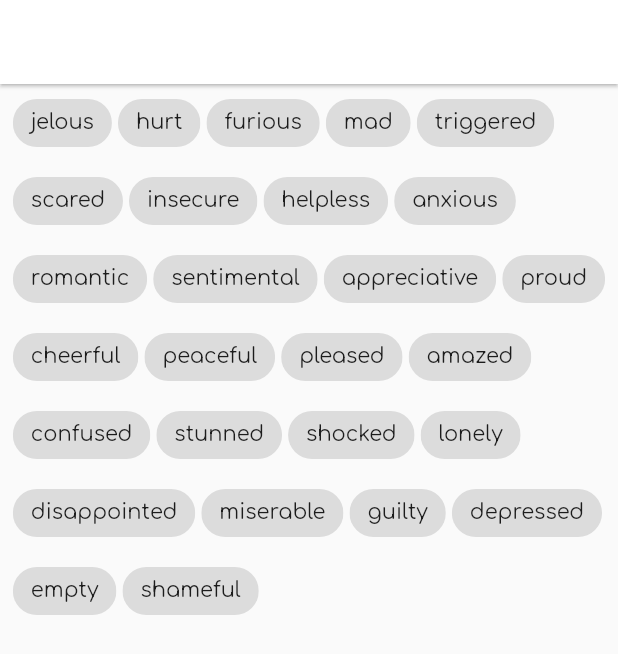
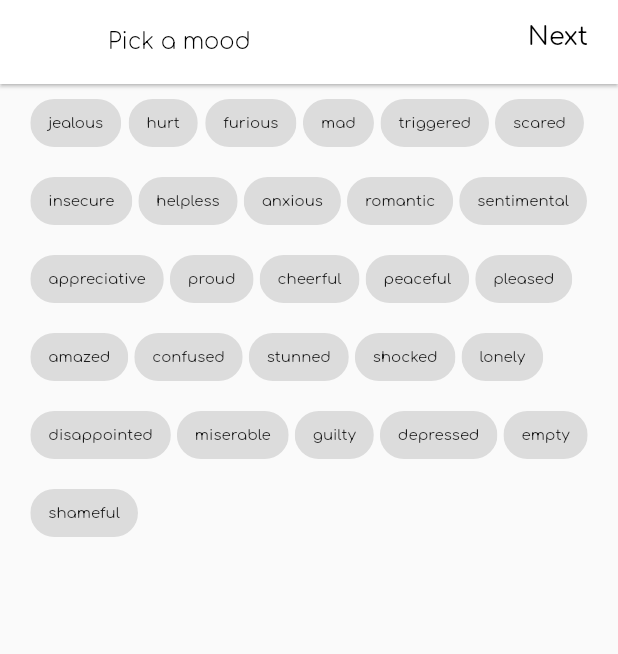
Before and after one commit to AugusteBalz/trial0125, a Flutter app: the LogMoodScreenOne screen opened by its route, on a phone screen of 412 x 824 dp. Shown: the top 654 px of the screen. Run offline on Flutter 3.47's test engine with Material 2 defaults, Android fonts, the phone set to English and light mode, and no system bars; our stand-ins replace carousel_slider, hive, toggle_switch; accounts and stored records are empty.

Commit message:
simple theme change works, textTheme fix

```diff
--- a/lib/globals/constants_of_mood.dart
+++ b/lib/globals/constants_of_mood.dart
@@ -1,4 +1,4 @@
-import 'package:flutter/material.dart';
+
 import 'package:trial0106/globals/colors_of_mood.dart';
 import 'package:trial0106/models/blueprint_mood.dart';
 import 'package:trial0106/models/moods.dart';
@@ -13,10 +13,10 @@ class ConstantsOfMood {
   //ANGRY
 
 
-  BlueprintMood JELOUS = BlueprintMood(
-      name: "jelous",
+  BlueprintMood JEALOUS = BlueprintMood(
+      name: "jealous",
       moodPrimary: PrimaryMoods.Angry,
-      moodSecondary: SecondaryMoods.angry_Jelous,
+      moodSecondary: SecondaryMoods.angry_Jealous,
       color: angryMoodColor);
 
   BlueprintMood HURT = BlueprintMood(
@@ -173,7 +173,7 @@ class ConstantsOfMood {
   BlueprintMood DISAPPOINTED = BlueprintMood(
       name: "disappointed",
       moodPrimary: PrimaryMoods.Sad,
-      moodSecondary: SecondaryMoods.sad_Dissapointed,
+      moodSecondary: SecondaryMoods.sad_Disappointed,
       color: sadMoodColor);
 
   BlueprintMood MISERABLE = BlueprintMood(
--- a/lib/globals/globals.dart
+++ b/lib/globals/globals.dart
@@ -11,8 +11,43 @@ import 'package:trial0106/globals/constants_of_mood.dart';
 
 ThemeModel currentModel = ThemeModel();
 
+
+
+// Define the default `TextTheme`. Use this to specify the default
+// text styling for headlines, titles, bodies of text, and more.
+
+TextTheme textTextTheme = const TextTheme(
+
+  //for appbar
+  headline1: TextStyle(fontSize: 30.0, fontWeight: FontWeight.w200),
+
+  //secondary appbar
+  headline2: TextStyle(fontSize: 15.0, fontWeight: FontWeight.w200),
+
+  //for additional appbar things (as "done", "next")
+  headline3:  TextStyle(fontSize: 17.0, fontWeight: FontWeight.w400),
+
+  //for smallest emotions
+  headline6: TextStyle(fontSize: 10.0, fontWeight: FontWeight.w200),
+
+
+
+  // for smallest emotions appbar things
+  bodyText1: TextStyle(fontSize: 10.0, fontWeight: FontWeight.w400),
+
+  //for biger sub-emotions
+  bodyText2: TextStyle(fontSize: 20.0, fontWeight: FontWeight.w200),
+
+
+  //for the date
+  subtitle1: TextStyle(fontWeight: FontWeight.bold,
+      fontSize: 12,
+      color: Colors.blueGrey),
+
+);
+
 List<String> displayMoods = [
-  "jelous",
+  "jealous",
   "hurt",
   "furious",
   "mad",
@@ -75,7 +110,7 @@ ConstantsOfMood wholeList = ConstantsOfMood();
 
 Map<String, BlueprintMood> nameToBlueprint = {
   //ANGRY
-  "jelous": wholeList.JELOUS,
+  "jealous": wholeList.JEALOUS,
   "hurt": wholeList.HURT,
   "furious": wholeList.FURIOUS,
   "mad": wholeList.MAD,
--- a/lib/models/moods.dart
+++ b/lib/models/moods.dart
@@ -1,4 +1,4 @@
-import 'package:flutter/cupertino.dart';
+
 
 //list of primary moods
 
@@ -17,7 +17,7 @@ enum PrimaryMoods {
 enum SecondaryMoods {
   //angry
   angry_Default,
-  angry_Jelous,
+  angry_Jealous,
   angry_Hurt,
   angry_Furious,
   angry_Mad,
@@ -50,7 +50,7 @@ enum SecondaryMoods {
 
   //sad
   sad_Lonely,
-  sad_Dissapointed,
+  sad_Disappointed,
   sad_Miserable,
   sad_Guilty,
   sad_Depressed,
--- a/lib/widgets/mood/log_mood_screen_one.dart
+++ b/lib/widgets/mood/log_mood_screen_one.dart
@@ -51,7 +51,7 @@ class _LogMoodScreenOneState extends State<LogMoodScreenOne> {
         else {
 
           //add one new mood
-          oneEntry.eachMood.add( new OneMood(
+          oneEntry.eachMood.add( OneMood(
               moodPrimary: PrimaryMoods.Joy,
               moodSecondary: SecondaryMoods.joy_Proud,
               strength: 10,
@@ -70,11 +70,11 @@ class _LogMoodScreenOneState extends State<LogMoodScreenOne> {
   Widget build(BuildContext context) {
     return Scaffold(
       appBar: AppBar(
-        title: const Text("Pick a mood"),
+        title: Text("Pick a mood", style: Theme.of(context).textTheme.headline2),
 
         actions: <Widget>[
           Padding(
-              padding: EdgeInsets.only(right: 20.0, top: 15),
+              padding: const EdgeInsets.only(right: 20.0, top: 15),
               child: GestureDetector(
                 onTap: () {
 
@@ -83,7 +83,7 @@ class _LogMoodScreenOneState extends State<LogMoodScreenOne> {
                 },
                 child: Text(
                   "Next",
-                  style: TextStyle(fontSize: 20),
+                  style: Theme.of(context).textTheme.headline3,
                 ),
               )
           ),
@@ -91,7 +91,7 @@ class _LogMoodScreenOneState extends State<LogMoodScreenOne> {
       ),
       body: Center(
         child: Column(
-          children: [
+          children: const [
             DisplayMultiSelection(),
           ],
         ),
```
Also changed, not shown: lib/main.dart (+26 -74 lines), lib/widgets/app_settings.dart (+18 -12 lines), lib/widgets/mood/log_mood_screen_two.dart (+26 -39 lines), lib/widgets/mood/moodlog_list.dart (+6 -14 lines).
